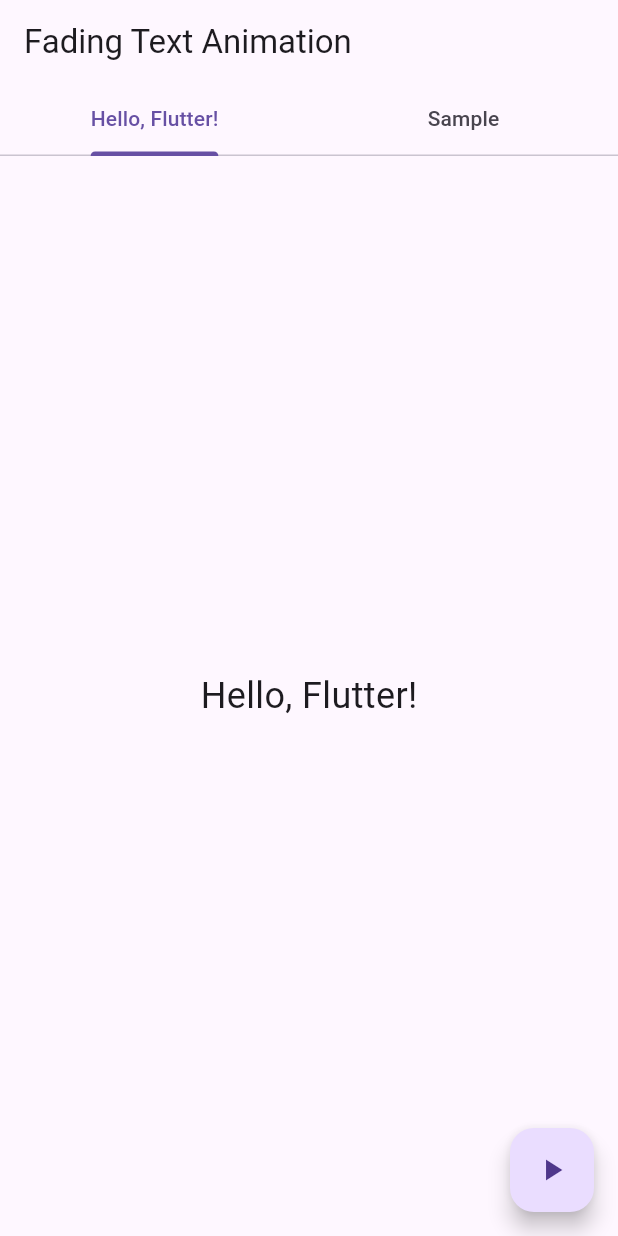
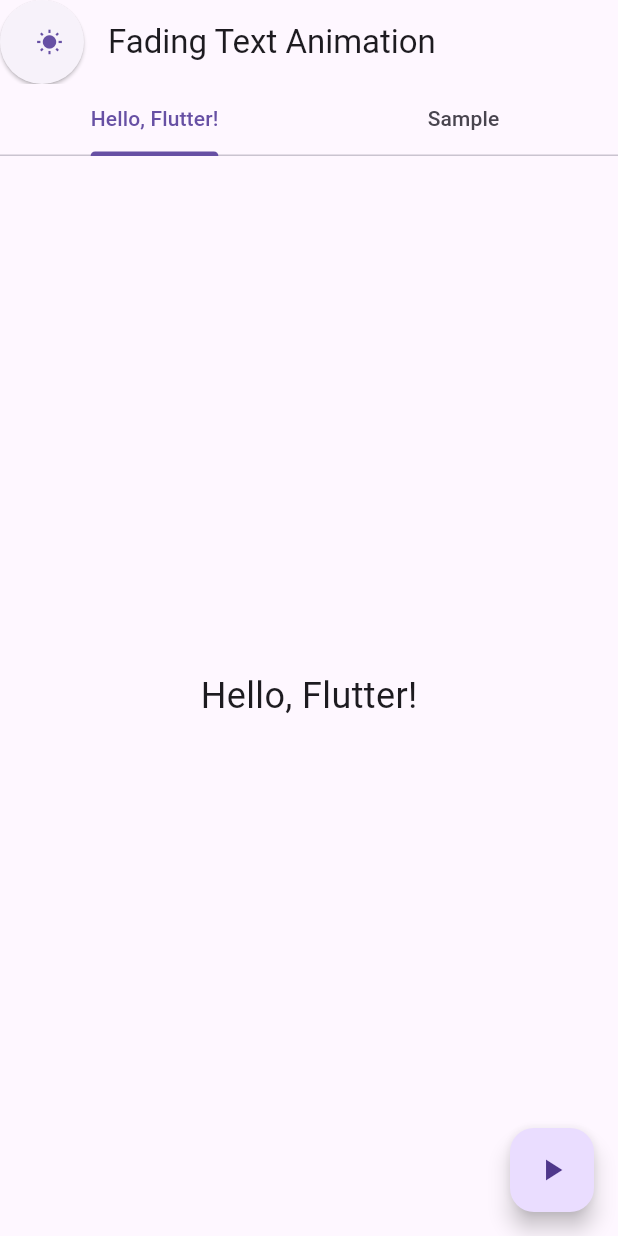
Before and after one commit to TobeyG2003/act8, a Flutter app: the screen it shows after launch, on a phone screen of 412 x 824 dp. Run offline on Flutter 3.47's test engine with Material 3 defaults, Android fonts, the phone set to English and light mode, and no system bars.

Commit message:
allows theme changing

```diff
--- a/lib/main.dart
+++ b/lib/main.dart
@@ -4,20 +4,43 @@ void main() {
   runApp(MyApp());
 }
 
-class MyApp extends StatelessWidget {
+class MyApp extends StatefulWidget {
+  @override
+  State<MyApp> createState() => _MyAppState();
+}
+
+class _MyAppState extends State<MyApp> {
+  ThemeMode _themeMode = ThemeMode.system;
+
+  void changeTheme(ThemeMode mode) {
+    setState(() {
+      _themeMode = mode;
+    });
+  }
+
   @override
   Widget build(BuildContext context) {
     return MaterialApp(
-      home: FadingTextAnimation(),
+      theme: ThemeData.light(),
+      darkTheme: ThemeData.dark(),
+      themeMode: _themeMode,
+      home: FadingTextAnimation(
+        changeTheme: changeTheme,
+        themeMode: _themeMode,
+      ),
     );
   }
 }
 
 class FadingTextAnimation extends StatefulWidget {
+  final void Function(ThemeMode) changeTheme;
+  final ThemeMode themeMode;
+
+  const FadingTextAnimation({Key? key, required this.changeTheme, required this.themeMode}) : super(key: key);
+
   @override
   _FadingTextAnimationState createState() => _FadingTextAnimationState();
 }
-
 class _FadingTextAnimationState extends State<FadingTextAnimation> {
   bool _isVisible = true;
 
@@ -29,11 +52,24 @@ class _FadingTextAnimationState extends State<FadingTextAnimation> {
 
   @override
   Widget build(BuildContext context) {
-    return DefaultTabController(length: 2,
+    final isDark = widget.themeMode == ThemeMode.dark;
+
+    return DefaultTabController(
+      length: 2,
       child: Scaffold(
         appBar: AppBar(
-        title: Text('Fading Text Animation'),
-        bottom: TabBar(
+          leading: ElevatedButton(
+            onPressed: () {
+              if (isDark) {
+                widget.changeTheme(ThemeMode.light);
+              } else {
+                widget.changeTheme(ThemeMode.dark);
+              }
+            },
+            child: Icon(widget.themeMode == ThemeMode.dark ? Icons.nightlight_round : Icons.wb_sunny)
+          ),
+          title: const Text('Fading Text Animation'),
+          bottom: const TabBar(
             tabs: [
               Tab(text: 'Hello, Flutter!'),
               Tab(text: 'Sample'),
@@ -45,8 +81,8 @@ class _FadingTextAnimationState extends State<FadingTextAnimation> {
             Center(
               child: AnimatedOpacity(
                 opacity: _isVisible ? 1.0 : 0.0,
-          duration: Duration(seconds: 1),
-          child: Text(
+                duration: const Duration(seconds: 1),
+                child: const Text(
                   'Hello, Flutter!',
                   style: TextStyle(fontSize: 24),
                 ),
@@ -55,20 +91,20 @@ class _FadingTextAnimationState extends State<FadingTextAnimation> {
             Center(
               child: AnimatedOpacity(
                 opacity: _isVisible ? 1.0 : 0.0,
-          duration: Duration(seconds: 5),
-          child: Text(
+                duration: const Duration(seconds: 5),
+                child: const Text(
                   'Hello, Flutter!',
                   style: TextStyle(fontSize: 24),
                 ),
               ),
             ),
-        ]
+          ],
         ),
         floatingActionButton: FloatingActionButton(
           onPressed: toggleVisibility,
-        child: Icon(Icons.play_arrow),
+          child: const Icon(Icons.play_arrow),
         ),
-    )
+      ),
     );
   }
 }
```
Lines whose indentation alone changed are shown as unchanged.
